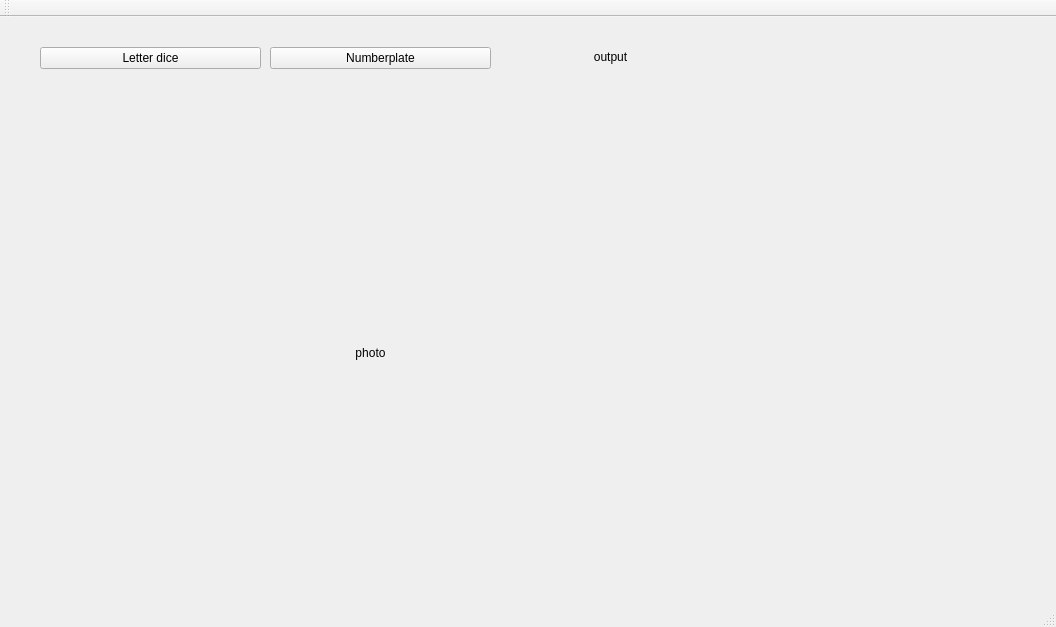
Before: the Qt Designer form Melianne/untitled1/mainwindow.ui in mrjwette/Project-Vision, drawn with Qt 5.
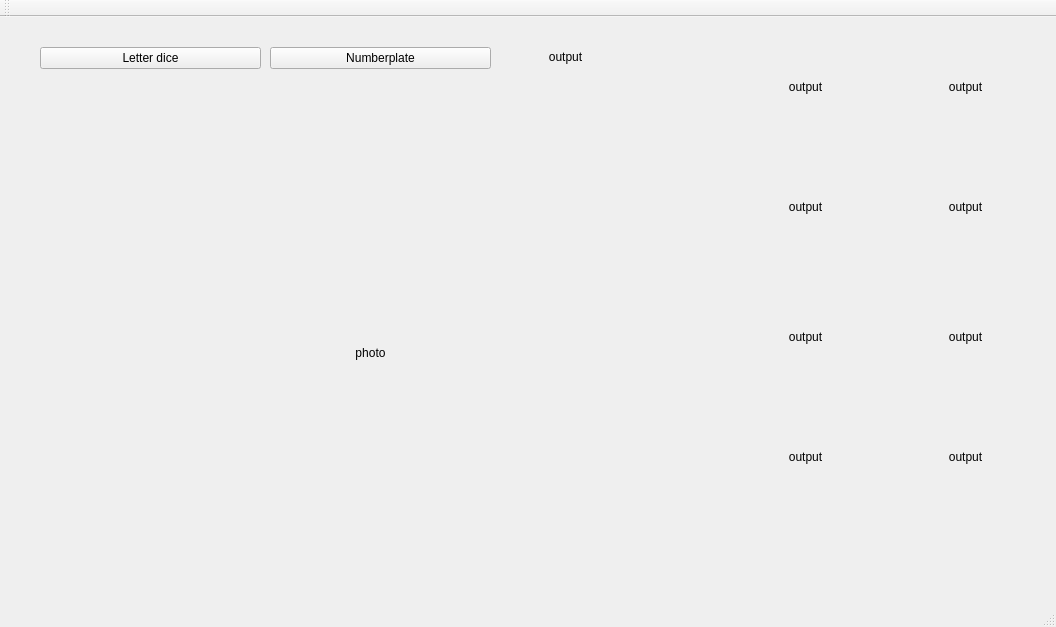
After: the same form once the commit is applied.

The edit to the form file:
```diff
--- a/Melianne/untitled1/mainwindow.ui
+++ b/Melianne/untitled1/mainwindow.ui
@@ -48,7 +48,7 @@
      <rect>
       <x>510</x>
       <y>30</y>
-      <width>201</width>
+      <width>111</width>
       <height>20</height>
      </rect>
     </property>
@@ -75,21 +75,21 @@
    <widget class="QLabel" name="photo_6">
     <property name="geometry">
      <rect>
-      <x>870</x>
-      <y>320</y>
+      <x>900</x>
+      <y>340</y>
       <width>141</width>
       <height>91</height>
      </rect>
     </property>
     <property name="text">
-     <string> </string>
+     <string/>
     </property>
    </widget>
    <widget class="QLabel" name="photo_4">
     <property name="geometry">
      <rect>
-      <x>870</x>
-      <y>190</y>
+      <x>900</x>
+      <y>210</y>
       <width>141</width>
       <height>91</height>
      </rect>
@@ -101,8 +101,8 @@
    <widget class="QLabel" name="photo_2">
     <property name="geometry">
      <rect>
-      <x>870</x>
-      <y>60</y>
+      <x>900</x>
+      <y>80</y>
       <width>141</width>
       <height>91</height>
      </rect>
@@ -114,8 +114,8 @@
    <widget class="QLabel" name="photo_3">
     <property name="geometry">
      <rect>
-      <x>710</x>
-      <y>190</y>
+      <x>740</x>
+      <y>210</y>
       <width>141</width>
       <height>91</height>
      </rect>
@@ -127,8 +127,8 @@
    <widget class="QLabel" name="photo_1">
     <property name="geometry">
      <rect>
-      <x>710</x>
-      <y>60</y>
+      <x>740</x>
+      <y>80</y>
       <width>141</width>
       <height>91</height>
      </rect>
@@ -140,8 +140,8 @@
    <widget class="QLabel" name="photo_5">
     <property name="geometry">
      <rect>
-      <x>710</x>
-      <y>320</y>
+      <x>740</x>
+      <y>340</y>
       <width>141</width>
       <height>91</height>
      </rect>
@@ -153,8 +153,8 @@
    <widget class="QLabel" name="photo_7">
     <property name="geometry">
      <rect>
-      <x>710</x>
-      <y>440</y>
+      <x>740</x>
+      <y>460</y>
       <width>141</width>
       <height>91</height>
      </rect>
@@ -166,8 +166,8 @@
    <widget class="QLabel" name="photo_8">
     <property name="geometry">
      <rect>
-      <x>870</x>
-      <y>440</y>
+      <x>900</x>
+      <y>460</y>
       <width>141</width>
       <height>91</height>
      </rect>
@@ -176,6 +176,134 @@
      <string/>
     </property>
    </widget>
+   <widget class="QLabel" name="output_2">
+    <property name="geometry">
+     <rect>
+      <x>750</x>
+      <y>60</y>
+      <width>111</width>
+      <height>20</height>
+     </rect>
+    </property>
+    <property name="text">
+     <string>output</string>
+    </property>
+    <property name="alignment">
+     <set>Qt::AlignCenter</set>
+    </property>
+   </widget>
+   <widget class="QLabel" name="output_3">
+    <property name="geometry">
+     <rect>
+      <x>910</x>
+      <y>60</y>
+      <width>111</width>
+      <height>20</height>
+     </rect>
+    </property>
+    <property name="text">
+     <string>output</string>
+    </property>
+    <property name="alignment">
+     <set>Qt::AlignCenter</set>
+    </property>
+   </widget>
+   <widget class="QLabel" name="output_4">
+    <property name="geometry">
+     <rect>
+      <x>750</x>
+      <y>180</y>
+      <width>111</width>
+      <height>20</height>
+     </rect>
+    </property>
+    <property name="text">
+     <string>output</string>
+    </property>
+    <property name="alignment">
+     <set>Qt::AlignCenter</set>
+    </property>
+   </widget>
+   <widget class="QLabel" name="output_5">
+    <property name="geometry">
+     <rect>
+      <x>910</x>
+      <y>180</y>
+      <width>111</width>
+      <height>20</height>
+     </rect>
+    </property>
+    <property name="text">
+     <string>output</string>
+    </property>
+    <property name="alignment">
+     <set>Qt::AlignCenter</set>
+    </property>
+   </widget>
+   <widget class="QLabel" name="output_6">
+    <property name="geometry">
+     <rect>
+      <x>750</x>
+      <y>310</y>
+      <width>111</width>
+      <height>20</height>
+     </rect>
+    </property>
+    <property name="text">
+     <string>output</string>
+    </property>
+    <property name="alignment">
+     <set>Qt::AlignCenter</set>
+    </property>
+   </widget>
+   <widget class="QLabel" name="output_7">
+    <property name="geometry">
+     <rect>
+      <x>910</x>
+      <y>310</y>
+      <width>111</width>
+      <height>20</height>
+     </rect>
+    </property>
+    <property name="text">
+     <string>output</string>
+    </property>
+    <property name="alignment">
+     <set>Qt::AlignCenter</set>
+    </property>
+   </widget>
+   <widget class="QLabel" name="output_8">
+    <property name="geometry">
+     <rect>
+      <x>750</x>
+      <y>430</y>
+      <width>111</width>
+      <height>20</height>
+     </rect>
+    </property>
+    <property name="text">
+     <string>output</string>
+    </property>
+    <property name="alignment">
+     <set>Qt::AlignCenter</set>
+    </property>
+   </widget>
+   <widget class="QLabel" name="output_9">
+    <property name="geometry">
+     <rect>
+      <x>910</x>
+      <y>430</y>
+      <width>111</width>
+      <height>20</height>
+     </rect>
+    </property>
+    <property name="text">
+     <string>output</string>
+    </property>
+    <property name="alignment">
+     <set>Qt::AlignCenter</set>
+    </property>
+   </widget>
   </widget>
   <widget class="QMenuBar" name="menuBar">
    <property name="geometry">
```
